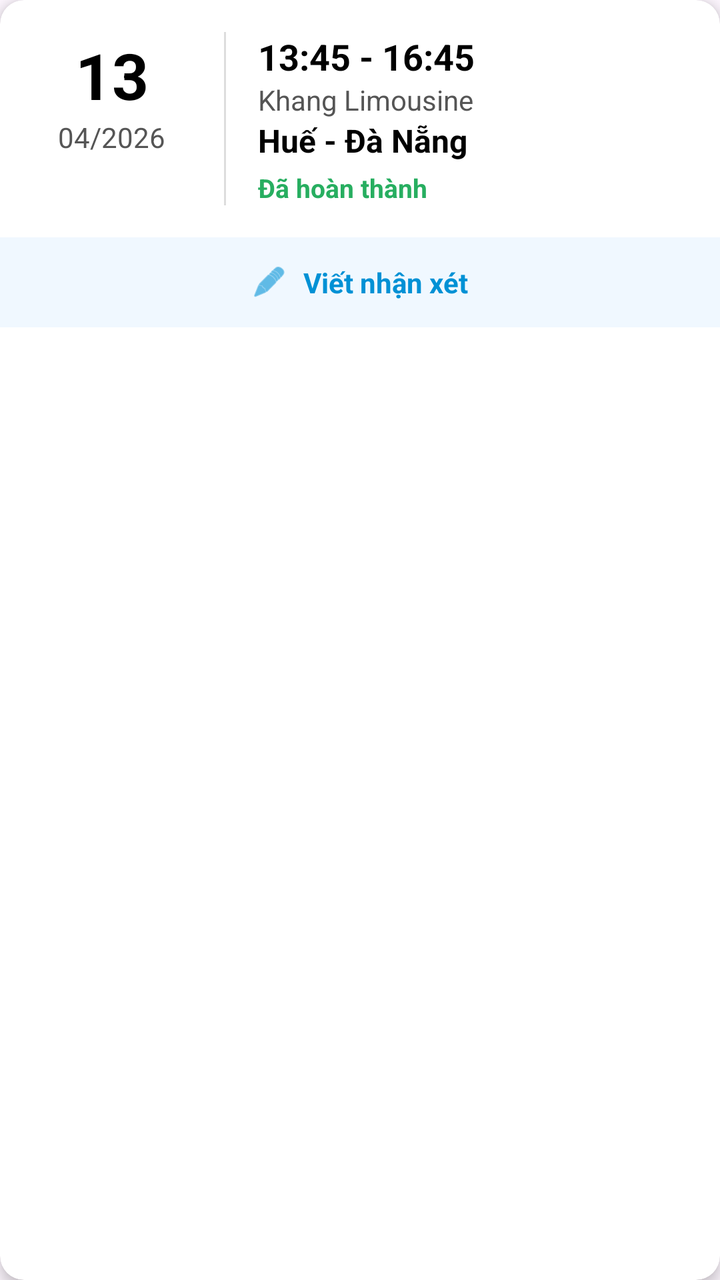
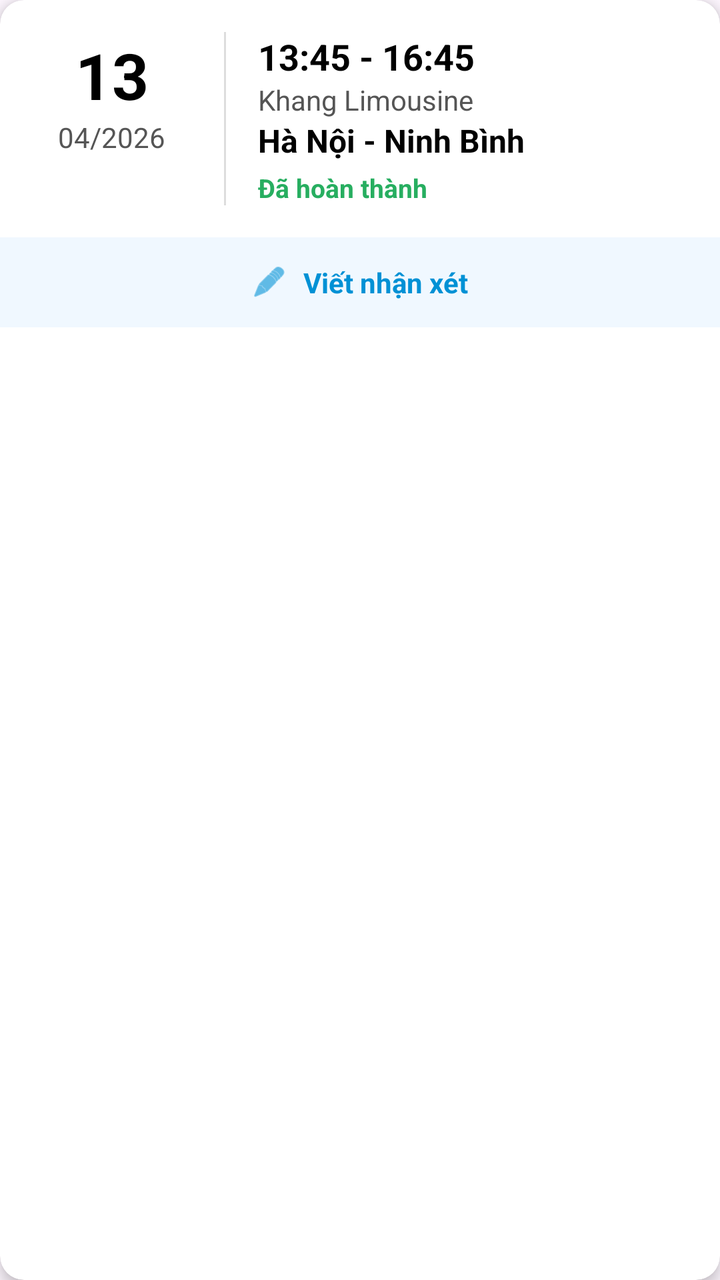

Two renders of the same Android screen: before a commit and after it. Below are the layout's source before the change and the commit's diff.
<!-- AndroidManifest.xml: application theme Theme.VeXeApp -->
<!-- res/layout/item_phan_hoi.xml -->
<?xml version="1.0" encoding="utf-8"?>
<androidx.cardview.widget.CardView xmlns:android="http://schemas.android.com/apk/res/android"
    xmlns:app="http://schemas.android.com/apk/res-auto"
    android:layout_width="match_parent"
    android:layout_height="wrap_content"
    android:layout_marginBottom="16dp"
    app:cardCornerRadius="12dp"
    app:cardElevation="4dp">

    <LinearLayout
        android:layout_width="match_parent"
        android:layout_height="wrap_content"
        android:orientation="vertical">

        <LinearLayout
            android:layout_width="match_parent"
            android:layout_height="wrap_content"
            android:orientation="horizontal"
            android:padding="16dp">

            <LinearLayout
                android:layout_width="80dp"
                android:layout_height="wrap_content"
                android:gravity="center"
                android:orientation="vertical">

                <TextView
                    android:id="@+id/tvDay"
                    android:layout_width="wrap_content"
                    android:layout_height="wrap_content"
                    android:text="13"
                    android:textColor="@color/black"
                    android:textSize="32sp"
                    android:textStyle="bold" />

                <TextView
                    android:id="@+id/tvMonthYear"
                    android:layout_width="wrap_content"
                    android:layout_height="wrap_content"
                    android:text="04/2026"
                    android:textColor="#555555"
                    android:textSize="14sp" />
            </LinearLayout>

            <View
                android:layout_width="1dp"
                android:layout_height="match_parent"
                android:layout_marginHorizontal="16dp"
                android:background="#DDDDDD" />

            <LinearLayout
                android:layout_width="match_parent"
                android:layout_height="wrap_content"
                android:orientation="vertical">

                <TextView
                    android:id="@+id/tvTimeRange"
                    android:layout_width="wrap_content"
                    android:layout_height="wrap_content"
                    android:text="13:45 - 16:45"
                    android:textColor="@color/black"
                    android:textSize="18sp"
                    android:textStyle="bold" />

                <TextView
                    android:id="@+id/tvBusCompany"
                    android:layout_width="wrap_content"
                    android:layout_height="wrap_content"
                    android:text="Khang Limousine"
                    android:textColor="#555555"
                    android:textSize="14sp" />

                <TextView
                    android:id="@+id/tvRoute"
                    android:layout_width="wrap_content"
                    android:layout_height="wrap_content"
                    android:text="Huế - Đà Nẵng"
                    android:textColor="@color/black"
                    android:textSize="16sp"
                    android:textStyle="bold" />

                <TextView
                    android:id="@+id/tvStatus"
                    android:layout_width="wrap_content"
                    android:layout_height="wrap_content"
                    android:layout_marginTop="4dp"
                    android:text="Đã hoàn thành"
                    android:textColor="#27AE60"
                    android:textSize="13sp"
                    android:textStyle="bold" />
            </LinearLayout>
        </LinearLayout>

        <LinearLayout
            android:id="@+id/btnWriteReview"
            android:layout_width="match_parent"
            android:layout_height="45dp"
            android:background="#F0F8FF"
            android:clickable="true"
            android:focusable="true"
            android:gravity="center"
            android:orientation="horizontal">

            <ImageView
                android:layout_width="18dp"
                android:layout_height="18dp"
                android:layout_marginEnd="8dp"
                android:src="@android:drawable/ic_menu_edit"
                app:tint="#0091D5" />

            <TextView
                android:layout_width="wrap_content"
                android:layout_height="wrap_content"
                android:text="Viết nhận xét"
                android:textColor="#0091D5"
                android:textSize="14sp"
                android:textStyle="bold" />
        </LinearLayout>
    </LinearLayout>
</androidx.cardview.widget.CardView>
<!-- resources referenced by this layout -->
<resources>
  <color name="black">#FF000000</color>
  <style name="Theme.VeXeApp" parent="Base.Theme.VeXeApp" />
  <style name="Base.Theme.VeXeApp" parent="Theme.Material3.DayNight.NoActionBar">
          
      </style>
</resources>

<!-- the commit's change to res/layout/item_phan_hoi.xml (unified diff, before → after) -->
@@ -74,7 +74,7 @@
                     android:id="@+id/tvRoute"
                     android:layout_width="wrap_content"
                     android:layout_height="wrap_content"
-                    android:text="Huế - Đà Nẵng"
+                    android:text="Hà Nội - Ninh Bình"
                     android:textColor="@color/black"
                     android:textSize="16sp"
                     android:textStyle="bold" />
